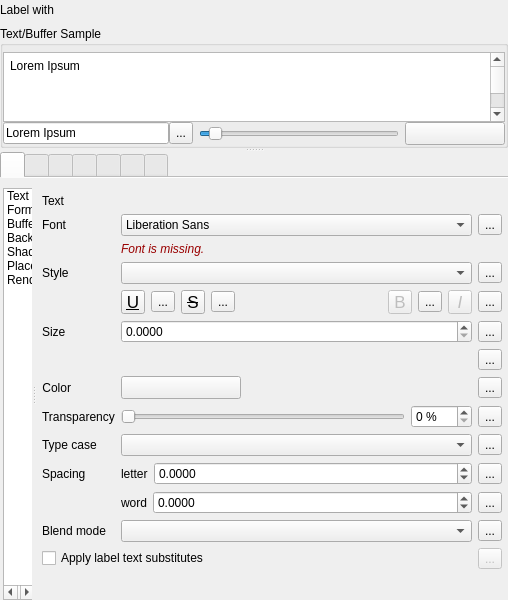
Before: the Qt Designer form src/ui/qgslabelingguibase.ui in qgis/QGIS, drawn with Qt 5.
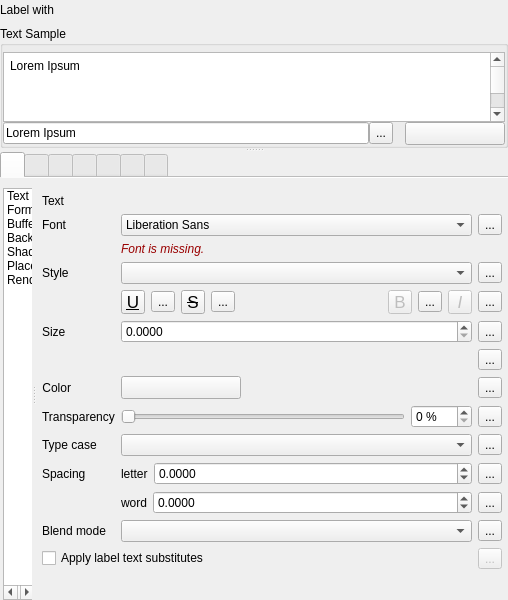
After: the same form once the commit is applied. The open tabs and pages were chosen to show the change. Icons and pictures are not drawn. Custom widgets are drawn as their Qt base class.

Commit message:
New widget QgsTextPreview for previewing all formatting for QgsTextRenderer
Switch the labeling gui to use this widget, which has the benefits:
- previews all label settings, including shadow and background
- previews at a specified scale, so that any sizes using map units
will be correct

Diff of the .ui file:
```diff
--- a/src/ui/qgslabelingguibase.ui
+++ b/src/ui/qgslabelingguibase.ui
@@ -78,7 +78,7 @@
           </size>
          </property>
          <property name="title">
-          <string>Text/Buffer Sample</string>
+          <string>Text Sample</string>
          </property>
          <property name="flat">
           <bool>true</bool>
@@ -243,39 +243,12 @@
              </spacer>
             </item>
             <item>
-             <widget class="QSlider" name="mPreviewSizeSlider">
-              <property name="sizePolicy">
-               <sizepolicy hsizetype="Fixed" vsizetype="Fixed">
-                <horstretch>0</horstretch>
-                <verstretch>0</verstretch>
-               </sizepolicy>
-              </property>
-              <property name="minimumSize">
-               <size>
-                <width>200</width>
-                <height>0</height>
-               </size>
+             <widget class="QgsScaleWidget" name="mPreviewScaleComboBox" native="true">
+              <property name="focusPolicy">
+               <enum>Qt::StrongFocus</enum>
               </property>
               <property name="toolTip">
-               <string>Size for sample text in map units</string>
-              </property>
-              <property name="minimum">
-               <number>8</number>
-              </property>
-              <property name="maximum">
-               <number>320</number>
-              </property>
-              <property name="singleStep">
-               <number>4</number>
-              </property>
-              <property name="value">
-               <number>24</number>
-              </property>
-              <property name="orientation">
-               <enum>Qt::Horizontal</enum>
-              </property>
-              <property name="tickInterval">
-               <number>4</number>
+               <string>Preview text at specific map scale</string>
               </property>
              </widget>
             </item>
@@ -6432,7 +6405,12 @@
   <customwidget>
    <class>QgsLabelPreview</class>
    <extends>QLabel</extends>
-   <header>qgslabelpreview.h</header>
+   <header>qgstextpreview.h</header>
+  </customwidget>
+  <customwidget>
+   <class>QgsScaleWidget</class>
+   <extends>QWidget</extends>
+   <header>qgsscalewidget.h</header>
   </customwidget>
  </customwidgets>
  <tabstops>
```
Left out of the diff: 597 changed lines with no effect on the pictures. The commit also changes 7 other files.
